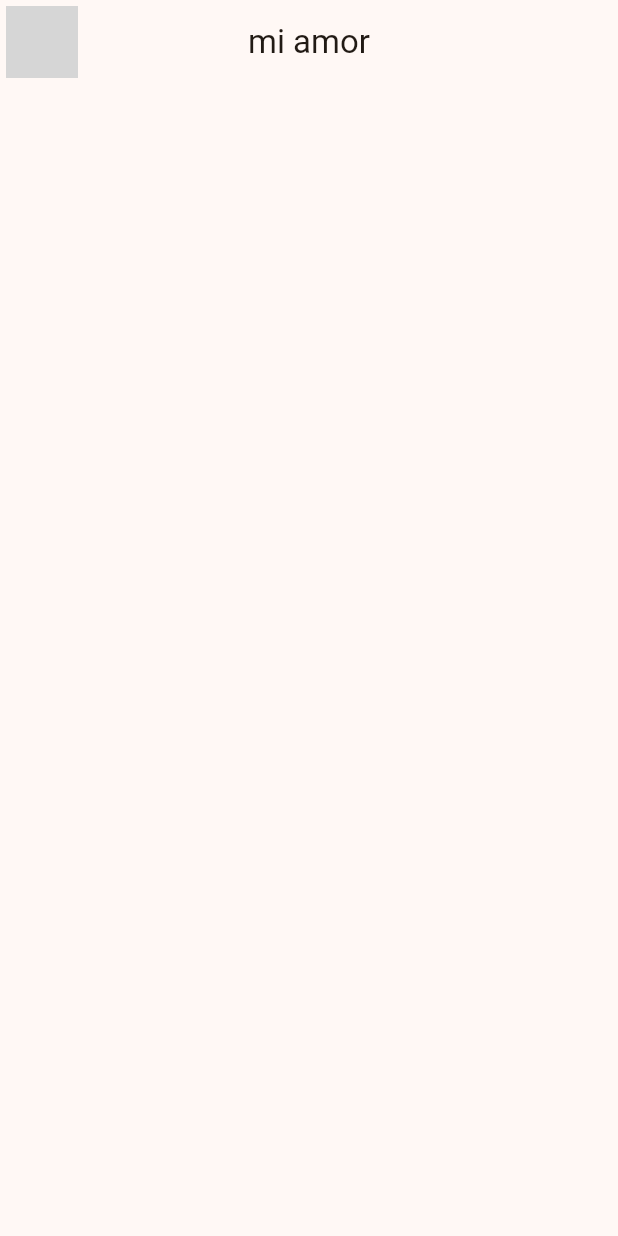
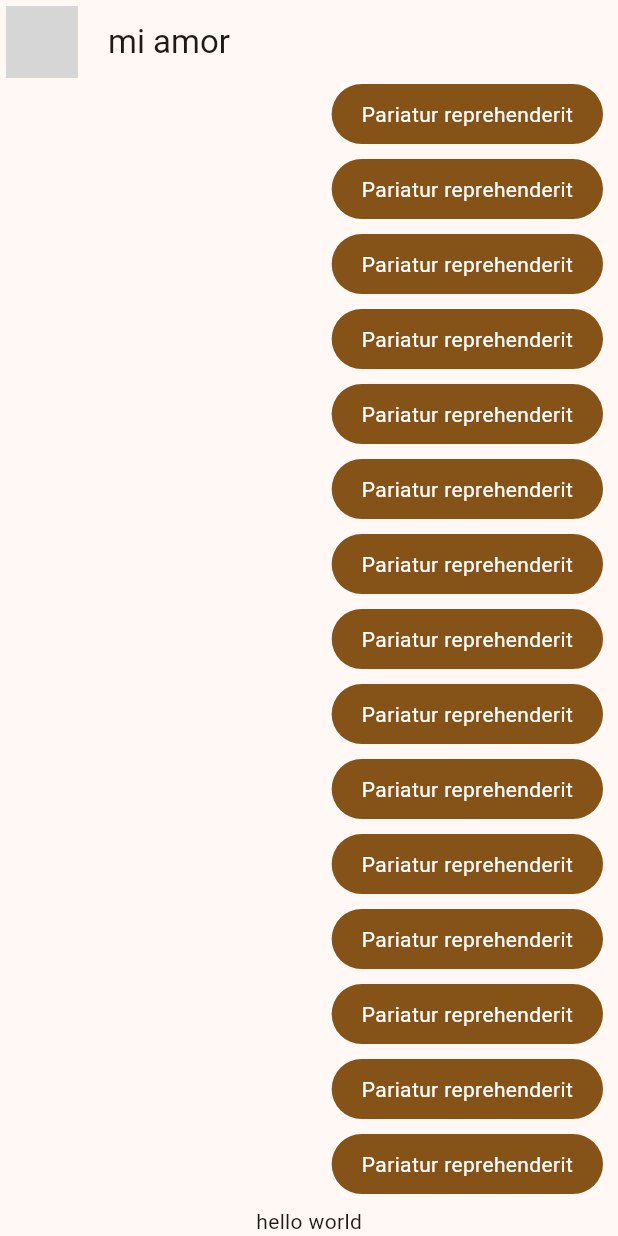
Before and after one commit to anderson-154/Chat-App, a Flutter app: the screen it shows after launch, on a phone screen of 412 x 824 dp. Run offline on Flutter 3.47's test engine with Material 3 defaults, Android fonts, the phone set to English and light mode, and no system bars; network calls fail; grey boxes are pictures that could not be loaded.

Commit message:
create the widget to load messages in the chat Screen

```diff
--- a/lib/main.dart
+++ b/lib/main.dart
@@ -1,5 +1,5 @@
 import 'package:flutter/material.dart';
-import 'package:yes_no_app/chat/chat_screen.dart';
+import 'package:yes_no_app/presentation/screens/chat/chat_screen.dart';
 import 'package:yes_no_app/config/theme/app_theme.dart';
 
 void main() => runApp(const MyApp());
--- a/lib/chat/chat_screen.dart
+++ b/lib/presentation/screens/chat/chat_screen.dart
@@ -1,4 +1,5 @@
 import 'package:flutter/material.dart';
+import 'package:yes_no_app/presentation/widget/chat/my_message_bubble.dart';
 
 void main() => runApp(const ChatScreen());
 
@@ -16,7 +17,6 @@ class ChatScreen extends StatelessWidget {
           ),
         ),
         title: const Text('mi amor'),
-        centerTitle: true,
       ),
       body: _ChatView(),
     );
@@ -29,6 +29,22 @@ class _ChatView extends StatelessWidget {
 
   @override
   Widget build(BuildContext context) {
-    return Container();
+    return SafeArea(
+      child: Padding(
+        padding: const EdgeInsets.symmetric(horizontal: 10),
+        child: Column(
+          children: [
+            Expanded(child: ListView.builder(
+              itemCount: 100,
+              itemBuilder: (context, index) {
+                return const MyMessageBubble();
+              }),
+            ),
+
+            Text('hello world')
+          ],
+        ),
+      ),
+    );
   }
 }
--- /dev/null
+++ b/lib/presentation/widget/chat/my_message_bubble.dart
@@ -0,0 +1,29 @@
+import 'package:flutter/material.dart';
+
+void main() => runApp(const MyMessageBubble());
+
+class MyMessageBubble extends StatelessWidget {
+  const MyMessageBubble({super.key});
+
+  @override
+  Widget build(BuildContext context) {
+    final colors = Theme.of(context).colorScheme;
+    return Column(
+      crossAxisAlignment: CrossAxisAlignment.end,
+      children: [
+        Container(
+          decoration: BoxDecoration(
+            color: colors.primary,
+            borderRadius: BorderRadius.circular(20)
+          ),
+          child: const Padding(
+            padding: EdgeInsets.symmetric(horizontal: 20, vertical: 10),
+            child: Text('Pariatur reprehenderit', style: TextStyle(color: Colors.white),),
+          ),
+        ),
+        const SizedBox(height: 10,)
+
+      ],
+    );
+  }
+}
```
